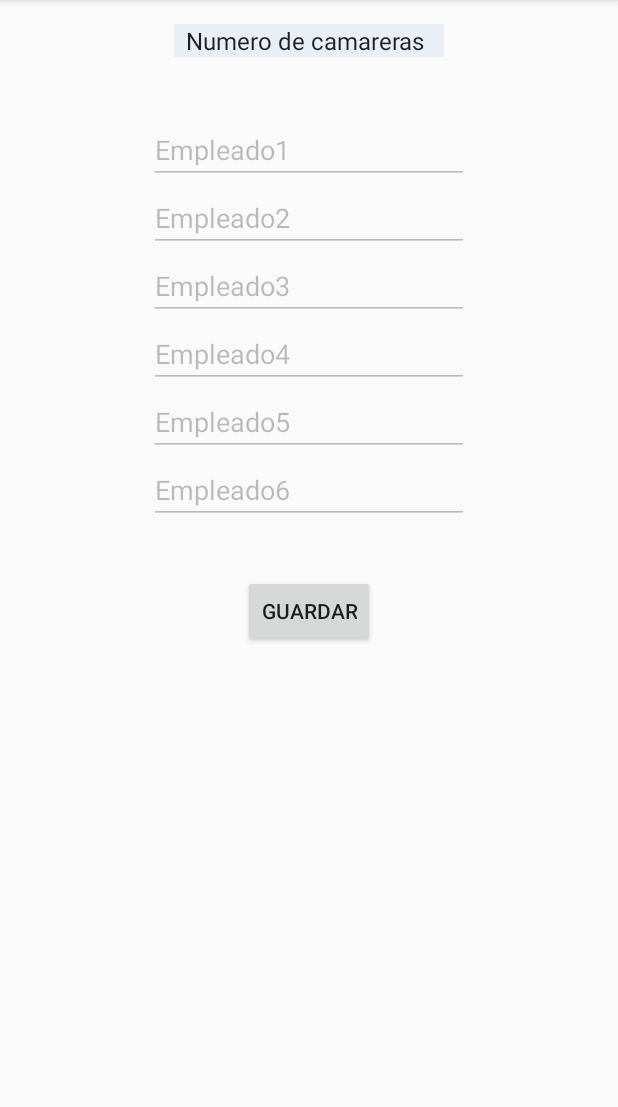
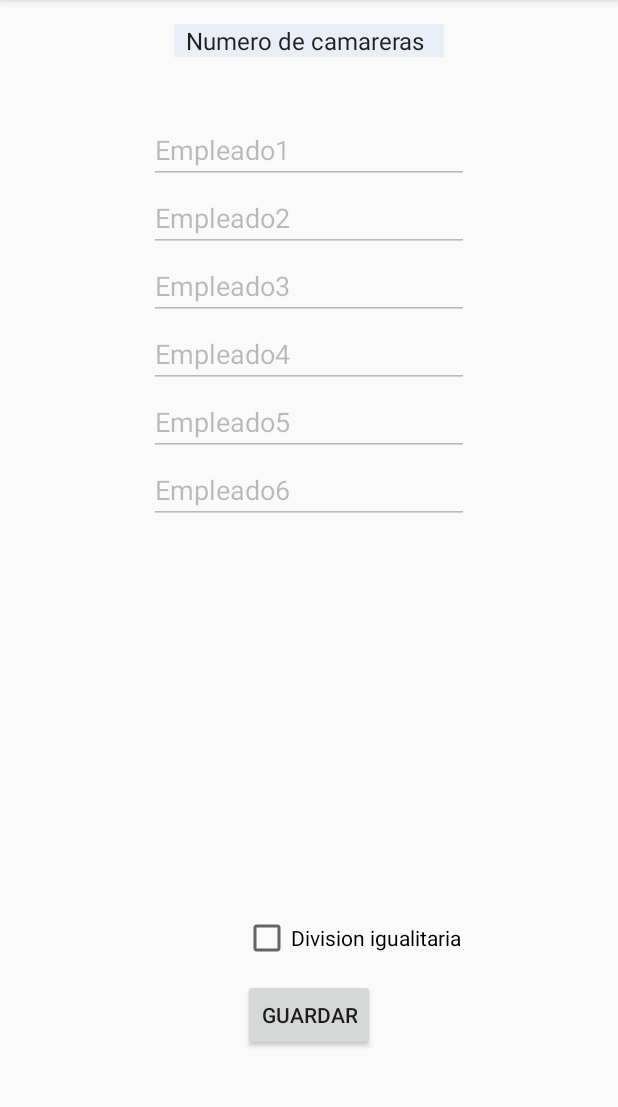
Before and after one commit to Dranthos/WaiterTip, an Android app: the screen it shows after launch (SimpleConfig), in the options menu, after a tap on "Ajustes", on a phone screen of 412 x 824 dp, the part 84-1191 px from its top. Run offline under Robolectric (Android 15) with nearby library versions, the light colour scheme and no system bars.

Commit message:
Añadido Nuevo mensaje de alerta al principio.

```diff
--- a/app/build.gradle
+++ b/app/build.gradle
@@ -7,8 +7,8 @@ android {
         applicationId "org.heavensfall.waitertip"
         minSdkVersion 16
         targetSdkVersion 23
-        versionCode 1
-        versionName "1.0"
+        versionCode 2
+        versionName "1.1"
         testInstrumentationRunner "android.support.test.runner.AndroidJUnitRunner"
     }
     buildTypes {
--- a/app/src/main/java/org/heavensfall/waitertip/MainActivity.java
+++ b/app/src/main/java/org/heavensfall/waitertip/MainActivity.java
@@ -1,6 +1,9 @@
 package org.heavensfall.waitertip;
 
 import android.app.Activity;
+import android.app.AlertDialog;
+import android.app.Dialog;
+import android.content.DialogInterface;
 import android.content.Intent;
 import android.content.SharedPreferences;
 import android.os.Bundle;
@@ -24,14 +27,13 @@ import static org.heavensfall.waitertip.R.id.Dinero;
 
 public class MainActivity extends AppCompatActivity {
 
-
-
     List<Camarera> camareras = new ArrayList<>();
     List<String> resultados = new ArrayList<>();
 
     int camHabs = 0;
-
+    boolean divCheck = false;
     Button boton;
+    Activity estaActivity;
 
     TextView dinero;
     TextView camarera1, camarera2, camarera3, camarera4, camarera5, camarera6, aviso;
@@ -68,7 +70,7 @@ public class MainActivity extends AppCompatActivity {
         camarera6.setText(prefs.getString("Nombre6",getString(R.string.trabajador) + "6"));
 
         GrabData();
-        SeleccionarCamareras(prefs.getInt("NumeroCamareras",0));
+        SeleccionarCamareras();
 
         boton.setOnClickListener(new View.OnClickListener() {
 
@@ -106,9 +108,9 @@ public class MainActivity extends AppCompatActivity {
             Camarera cam = new Camarera();
 
             cam.SetNombre(nombres.get(i).getText().toString());
-            cam.SetHoras(horas.get(i).getText().toString());
-            cam.activa = horas.get(i).isEnabled();
-            if(cam.activa && !cam.error) maxHoras += cam.GetHoras();
+            if(!divCheck) cam.SetHoras(horas.get(i).getText().toString());
+            cam.activa = nombres.get(i).isEnabled();
+            if(cam.activa && !cam.error && !divCheck) maxHoras += cam.GetHoras();
             cam.SetResta(restas.get(i).getText().toString());
 
             camareras.add(cam);
@@ -123,7 +125,8 @@ public class MainActivity extends AppCompatActivity {
                     return;
                 }
 
-                resultado = ((cam.GetHoras() * Dinero) / maxHoras) - cam.GetResta();
+                if (!divCheck) resultado = ((cam.GetHoras() * Dinero) / maxHoras) - cam.GetResta();
+                else resultado = (Dinero /camareras.size()) - cam.GetResta();
                 resultados.add(cam.GetNombre() + " se lleva " + resultado + "€");
             }
         }
@@ -135,30 +138,59 @@ public class MainActivity extends AppCompatActivity {
 
     }
 
-    void SeleccionarCamareras(int cantidad){
+    void SeleccionarCamareras(){
         List<TextView> nombres = Arrays.asList(camarera1, camarera2, camarera3, camarera4, camarera5, camarera6);
         List<EditText> horas = Arrays.asList(hora1, hora2, hora3, hora4, hora5, hora6);
         List<EditText> restas = Arrays.asList(resta1, resta2, resta3, resta4, resta5, resta6);
 
+        SharedPreferences prefs = PreferenceManager.getDefaultSharedPreferences(this);
+        int cantidad = prefs.getInt("NumeroCamareras",0);
+
+        camarera1.setText(prefs.getString("Nombre1",getString(R.string.trabajador) + "1"));
+        camarera2.setText(prefs.getString("Nombre2",getString(R.string.trabajador) + "2"));
+        camarera3.setText(prefs.getString("Nombre3",getString(R.string.trabajador) + "3"));
+        camarera4.setText(prefs.getString("Nombre4",getString(R.string.trabajador) + "4"));
+        camarera5.setText(prefs.getString("Nombre5",getString(R.string.trabajador) + "5"));
+        camarera6.setText(prefs.getString("Nombre6",getString(R.string.trabajador) + "6"));
+        divCheck = prefs.getBoolean("divCheck", false);
+
         for (int i=0;i<=nombres.size() - 1;i++){
             nombres.get(i).setVisibility(View.INVISIBLE);
+            nombres.get(i).setEnabled(false);
             horas.get(i).setEnabled(false);
             horas.get(i).setHint("");
+            horas.get(i).setText("");
             restas.get(i).setEnabled(false);
             restas.get(i).setHint("");
         }
         for (int i=0;i<=cantidad - 1;i++){
-
             nombres.get(i).setVisibility(View.VISIBLE);
-            horas.get(i).setEnabled(true);
-            horas.get(i).setHint(getString(R.string.horas));
+            nombres.get(i).setEnabled(true);
+            if(!divCheck) {
+                horas.get(i).setEnabled(true);
+                horas.get(i).setHint(getString(R.string.horas));
+            }
             restas.get(i).setEnabled(true);
             restas.get(i).setHint(getString(R.string.resta));
         }
         //Si hay 0 camareras, muestro el aviso
         if(cantidad == 0){
-            boton.setVisibility(View.GONE);
-            aviso.setVisibility(View.VISIBLE);
+            new AlertDialog.Builder(this)
+                    .setTitle("No hay Empleados activos")
+                    .setMessage("Para que esto funcione debe haber empleados activos")
+                    .setPositiveButton("Ir a configuración", new DialogInterface.OnClickListener() {
+                        public void onClick(DialogInterface dialog, int which) {
+                            Intent intent = new Intent(((Dialog) dialog).getContext(), SimpleConfig.class);
+                            startActivityForResult(intent, 1);
+                        }
+                    })
+                    .setNegativeButton(android.R.string.no, new DialogInterface.OnClickListener() {
+                        public void onClick(DialogInterface dialog, int which) {
+                            // do nothing
+                        }
+                    })
+                    .setIcon(android.R.drawable.ic_dialog_alert)
+                    .show();
         }
         else{
             boton.setVisibility(View.VISIBLE);
@@ -196,16 +228,7 @@ public class MainActivity extends AppCompatActivity {
 
         if (requestCode == 1) {
             if(resultCode == Activity.RESULT_OK){
-
-                SharedPreferences prefs = PreferenceManager.getDefaultSharedPreferences(this);
-
-                camarera1.setText(prefs.getString("Nombre1",getString(R.string.trabajador) + "1"));
-                camarera2.setText(prefs.getString("Nombre2",getString(R.string.trabajador) + "2"));
-                camarera3.setText(prefs.getString("Nombre3",getString(R.string.trabajador) + "3"));
-                camarera4.setText(prefs.getString("Nombre4",getString(R.string.trabajador) + "4"));
-                camarera5.setText(prefs.getString("Nombre5",getString(R.string.trabajador) + "5"));
-                camarera6.setText(prefs.getString("Nombre6",getString(R.string.trabajador) + "6"));
-                SeleccionarCamareras(prefs.getInt("NumeroCamareras",0));
+                SeleccionarCamareras();
             }
             if (resultCode == Activity.RESULT_CANCELED) {
                 //Write your code if there's no result
--- a/app/src/main/java/org/heavensfall/waitertip/SimpleConfig.java
+++ b/app/src/main/java/org/heavensfall/waitertip/SimpleConfig.java
@@ -10,6 +10,7 @@ import android.view.View;
 import android.widget.AdapterView;
 import android.widget.ArrayAdapter;
 import android.widget.Button;
+import android.widget.CheckBox;
 import android.widget.Spinner;
 import android.widget.TextView;
 import android.widget.Toast;
@@ -22,6 +23,7 @@ public class SimpleConfig extends AppCompatActivity implements AdapterView.OnIte
     TextView camarera1, camarera2, camarera3, camarera4, camarera5, camarera6;
     Button boton;
     Spinner spinner;
+    CheckBox divCheck;
 
     int camarerasActivas = 0;
     private static final String[]nCamareras = {"Numero de camareras","1","2","3","4","5","6"};
@@ -42,6 +44,7 @@ public class SimpleConfig extends AppCompatActivity implements AdapterView.OnIte
 
         boton = (Button) findViewById(R.id.botonconfig);
         spinner = (Spinner)findViewById(R.id.spinner);
+        divCheck = (CheckBox) findViewById(R.id.Div);
 
         ArrayAdapter<String>adapter = new ArrayAdapter<>(this,
                 android.R.layout.simple_spinner_item,nCamareras);
@@ -49,6 +52,8 @@ public class SimpleConfig extends AppCompatActivity implements AdapterView.OnIte
         spinner.setAdapter(adapter);
         spinner.setOnItemSelectedListener(this);
         spinner.setSelection(prefs.getInt("NumeroCamareras",0));
+
+        divCheck.setChecked(prefs.getBoolean("divCheck", false));
 
         camarera1.setText(prefs.getString("Nombre1",getString(R.string.trabajador) + "1"));
         camarera2.setText(prefs.getString("Nombre2",getString(R.string.trabajador) + "2"));
@@ -104,13 +109,13 @@ public class SimpleConfig extends AppCompatActivity implements AdapterView.OnIte
         editor.putString("Nombre5",camarera5.getText().toString());
         editor.putString("Nombre6",camarera6.getText().toString());
         editor.putInt("NumeroCamareras", camarerasActivas);
+        editor.putBoolean("divCheck", divCheck.isChecked());
 
         editor.apply();
 
-        Toast.makeText(getApplicationContext(),"¡Nombres guardados!", Toast.LENGTH_LONG).show();
+        Toast.makeText(getApplicationContext(),"Datos guardados con éxito", Toast.LENGTH_LONG).show();
 
         Intent returnIntent = new Intent();
-        //returnIntent.putExtra("result",result);
         setResult(Activity.RESULT_OK,returnIntent);
         finish();
     }
--- a/app/src/main/res/layout/activity_simple_config.xml
+++ b/app/src/main/res/layout/activity_simple_config.xml
@@ -46,15 +46,6 @@
         android:id="@+id/Nombre4"
         android:hint="Introduce un nombre" />
 
-    <Button
-        android:text="Guardar"
-        android:layout_width="wrap_content"
-        android:layout_height="wrap_content"
-        android:layout_marginTop="79dp"
-        android:id="@+id/botonconfig"
-        android:layout_below="@+id/Nombre5"
-        android:layout_centerHorizontal="true" />
-
     <EditText
         android:layout_width="wrap_content"
         android:layout_height="wrap_content"
@@ -98,4 +89,23 @@
         android:layout_below="@+id/Nombre5"
         android:layout_alignLeft="@+id/Nombre5"
         android:layout_alignStart="@+id/Nombre5" />
+
+    <Button
+        android:text="Guardar"
+        android:layout_width="wrap_content"
+        android:layout_height="wrap_content"
+        android:id="@+id/botonconfig"
+        android:layout_alignParentBottom="true"
+        android:layout_centerHorizontal="true"
+        android:layout_marginBottom="51dp" />
+
+    <CheckBox
+        android:text="@string/division_igualitaria"
+        android:layout_width="wrap_content"
+        android:layout_height="wrap_content"
+        android:layout_marginBottom="11dp"
+        android:id="@+id/Div"
+        android:layout_above="@+id/botonconfig"
+        android:layout_alignLeft="@+id/botonconfig"
+        android:layout_alignStart="@+id/botonconfig" />
 </RelativeLayout>
--- a/app/src/main/res/values/strings.xml
+++ b/app/src/main/res/values/strings.xml
@@ -6,4 +6,5 @@
     <string name="dinero">Dinero</string>
     <string name="horas">Horas</string>
     <string name="resta">Resta</string>
+    <string name="division_igualitaria">Division igualitaria</string>
 </resources>
```
